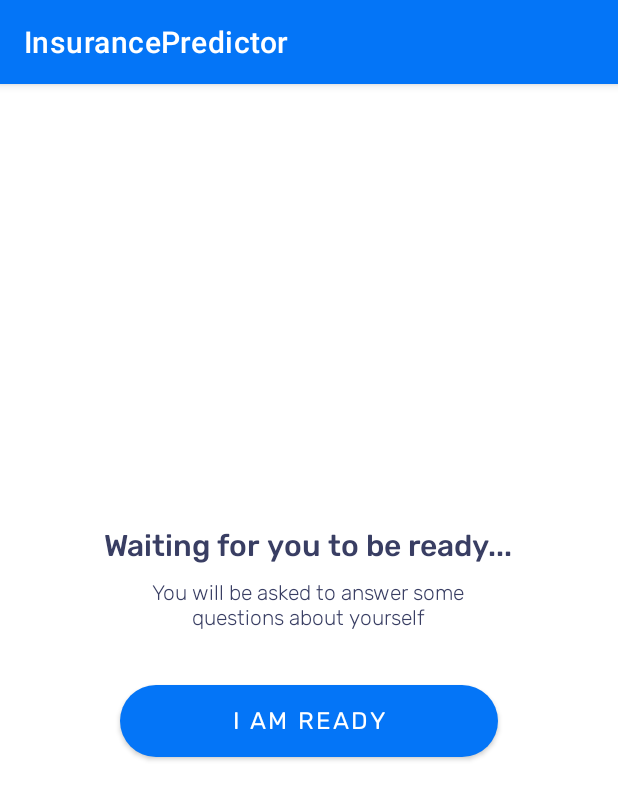
After one commit to caresomebody/CapstoneProject-InsurancePredictor, an Android app: the WaitingActivity screen opened directly, with no data from a screen before it, on a phone screen of 412 x 824 dp. The commit adds this screen. Shown: the top 800 px of the screen. Run offline under Robolectric (Android 15) with nearby library versions, the phone set to English and light mode, and no system bars.

Commit message:
nambahin WaitingActivity.kt

```diff
--- a/app/src/main/AndroidManifest.xml
+++ b/app/src/main/AndroidManifest.xml
@@ -9,7 +9,8 @@
         android:roundIcon="@mipmap/ic_launcher_round"
         android:supportsRtl="true"
         android:theme="@style/Theme.InsurancePredictor">
-        <activity android:name=".SignUpActivity"></activity>
+        <activity android:name=".WaitingActivity"></activity>
+        <activity android:name=".SignUpActivity" />
         <activity android:name=".LoginActivity" />
         <activity android:name=".MainActivity">
             <intent-filter>
--- /dev/null
+++ b/app/src/main/java/com/agrilogi/insurancepredictor/WaitingActivity.kt
@@ -0,0 +1,11 @@
+package com.agrilogi.insurancepredictor
+
+import androidx.appcompat.app.AppCompatActivity
+import android.os.Bundle
+
+class WaitingActivity : AppCompatActivity() {
+    override fun onCreate(savedInstanceState: Bundle?) {
+        super.onCreate(savedInstanceState)
+        setContentView(R.layout.activity_waiting)
+    }
+}
--- /dev/null
+++ b/app/src/main/res/layout/activity_waiting.xml
@@ -0,0 +1,55 @@
+<?xml version="1.0" encoding="utf-8"?>
+<androidx.constraintlayout.widget.ConstraintLayout xmlns:android="http://schemas.android.com/apk/res/android"
+    xmlns:app="http://schemas.android.com/apk/res-auto"
+    xmlns:tools="http://schemas.android.com/tools"
+    android:layout_width="match_parent"
+    android:layout_height="match_parent"
+    tools:context=".WaitingActivity">
+
+    <TextView
+        android:id="@+id/textView2"
+        android:layout_width="wrap_content"
+        android:layout_height="wrap_content"
+        android:fontFamily="@font/rubik_medium"
+        android:text="@string/waiting_for_you_to_be_ready"
+        android:textColor="@color/font"
+        android:textSize="20sp"
+        app:layout_constraintBottom_toBottomOf="parent"
+        app:layout_constraintEnd_toEndOf="parent"
+        app:layout_constraintHorizontal_bias="0.496"
+        app:layout_constraintStart_toStartOf="parent"
+        app:layout_constraintTop_toTopOf="parent"
+        app:layout_constraintVertical_bias="0.397" />
+
+    <TextView
+        android:id="@+id/textView3"
+        android:layout_width="266dp"
+        android:layout_height="34dp"
+        android:layout_gravity="center"
+        android:fontFamily="@font/rubik_light"
+        android:text="@string/questions_about_yourself"
+        android:textAlignment="center"
+        android:textColor="@color/font"
+        android:textSize="14sp"
+        app:layout_constraintBottom_toBottomOf="parent"
+        app:layout_constraintEnd_toEndOf="parent"
+        app:layout_constraintHorizontal_bias="0.496"
+        app:layout_constraintStart_toStartOf="parent"
+        app:layout_constraintTop_toBottomOf="@+id/textView2"
+        app:layout_constraintVertical_bias="0.025" />
+
+    <Button
+        android:layout_width="match_parent"
+        android:layout_height="wrap_content"
+        android:layout_marginHorizontal="80dp"
+        android:background="@drawable/rounded_button"
+        android:fontFamily="@font/rubik_regular"
+        android:text="@string/i_m_ready"
+        android:textSize="16sp"
+        app:layout_constraintBottom_toBottomOf="parent"
+        app:layout_constraintEnd_toEndOf="parent"
+        app:layout_constraintStart_toStartOf="parent"
+        app:layout_constraintTop_toBottomOf="@+id/textView3"
+        app:layout_constraintVertical_bias="0.101" />
+
+</androidx.constraintlayout.widget.ConstraintLayout>
--- a/app/src/main/res/values-night/themes.xml
+++ b/app/src/main/res/values-night/themes.xml
@@ -2,12 +2,8 @@
     <!-- Base application theme. -->
     <style name="Theme.InsurancePredictor" parent="Theme.MaterialComponents.DayNight.DarkActionBar">
         <!-- Primary brand color. -->
-        <item name="colorPrimary">@color/purple_200</item>
-        <item name="colorPrimaryVariant">@color/purple_700</item>
         <item name="colorOnPrimary">@color/black</item>
         <!-- Secondary brand color. -->
-        <item name="colorSecondary">@color/teal_200</item>
-        <item name="colorSecondaryVariant">@color/teal_200</item>
         <item name="colorOnSecondary">@color/black</item>
         <!-- Status bar color. -->
         <item name="android:statusBarColor" tools:targetApi="l">?attr/colorPrimaryVariant</item>
--- a/app/src/main/res/values/strings.xml
+++ b/app/src/main/res/values/strings.xml
@@ -13,4 +13,12 @@
     <string name="sign_up">Sign Up</string>
     <string name="dont_have_account">Don\'t have an account?</string>
     <string name="have_an_account">Already have an account?</string>
+    <string name="let_s_predict_your_insurance_charge_now">Let’s predict your insurance charge now!</string>
+    <string name="predict_now">Predict Now</string>
+    <string name="learn_how_app_name_works">Learn How [App Name] Works</string>
+    <string name="how_it_works">How it Works</string>
+    <string name="history">History</string>
+    <string name="waiting_for_you_to_be_ready">Waiting for you to be ready...</string>
+    <string name="questions_about_yourself">You will be asked to answer some questions about yourself</string>
+    <string name="i_m_ready">I am Ready</string>
 </resources>
```
Also changed, not shown: app/src/main/res/drawable/card_button.xml (added, +7 -0 lines), app/src/main/res/drawable/ic_question_mark.xml (added, +12 -0 lines), app/src/main/res/layout/activity_main.xml (+106 -21 lines).
